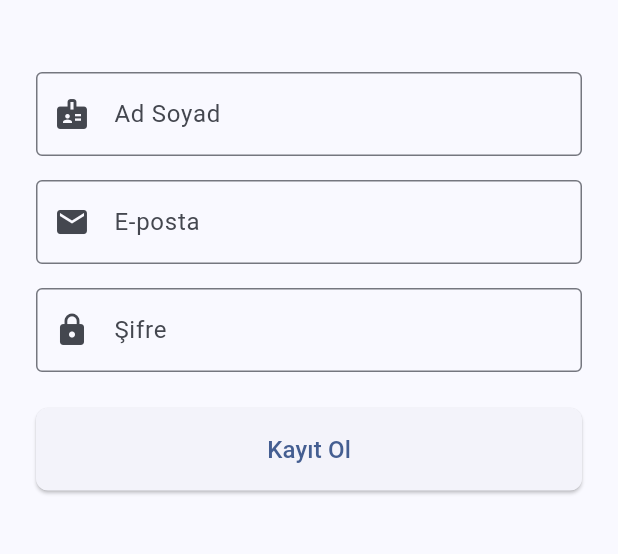
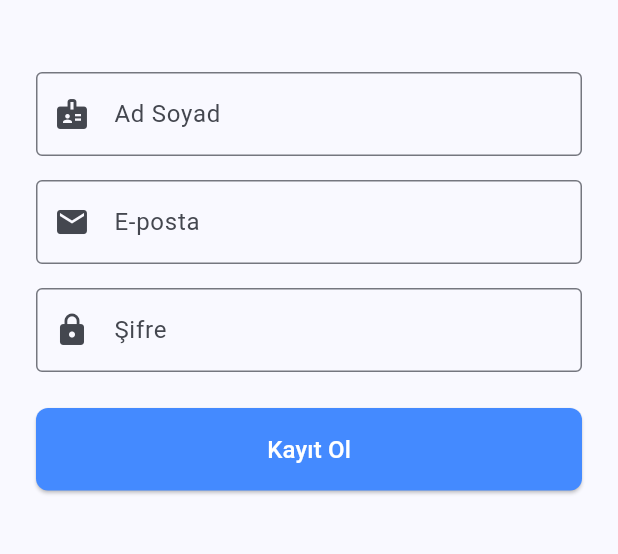
Before and after one commit to zaimonur/qr-kantin-mobile, a Flutter app: the screen it shows after launch, after a tap on "Hesabın yok mu? Hemen Kayıt Ol", on a phone screen of 412 x 824 dp, the part 417-971 px from its top. Run offline on Flutter 3.47's test engine with Material 3 defaults, Android fonts, the phone set to English and light mode, and no system bars; our stand-ins replace dio, flutter_riverpod, flutter_secure_storage, go_router, qr_flutter; network calls fail.

Commit message:
Login butonu renk ve basılma efekti güncellendi

```diff
--- a/lib/features/auth/presentation/login_screen.dart
+++ b/lib/features/auth/presentation/login_screen.dart
@@ -92,6 +92,8 @@ class _LoginScreenState extends ConsumerState<LoginScreen> {
                 ElevatedButton(
                   onPressed: _isLoading ? null : _handleLogin,
                   style: ElevatedButton.styleFrom(
+                    backgroundColor: _isLoading ? Colors.black : Colors.blueAccent, // Arka plan rengi
+                    foregroundColor: Colors.white,      // Yazı ve ikon rengi
                     padding: const EdgeInsets.symmetric(vertical: 16),
                     shape: RoundedRectangleBorder(
                       borderRadius: BorderRadius.circular(8),
--- a/lib/features/auth/presentation/register_screen.dart
+++ b/lib/features/auth/presentation/register_screen.dart
@@ -134,6 +134,8 @@ class _RegisterScreenState extends ConsumerState<RegisterScreen> {
               ElevatedButton(
                 onPressed: _isLoading ? null : _handleRegister,
                 style: ElevatedButton.styleFrom(
+                  backgroundColor: _isLoading ? Colors.black : Colors.blueAccent,// Arka plan rengi
+                  foregroundColor: Colors.white,      // Yazı ve ikon rengi
                   padding: const EdgeInsets.symmetric(vertical: 16),
                   shape: RoundedRectangleBorder(
                     borderRadius: BorderRadius.circular(8),
```
